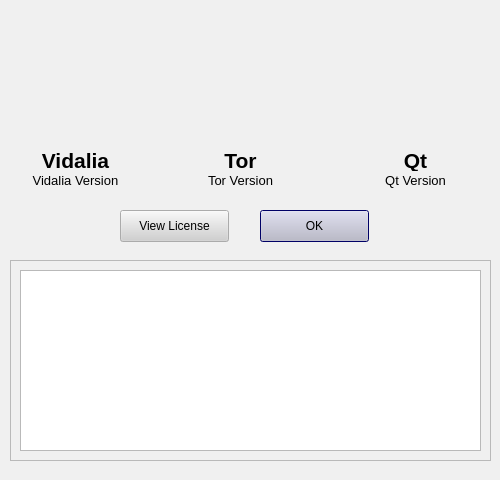
The window that src/gui/about/aboutdialog.ui (a-ilin/vidalia) describes before a commit, drawn with Qt 5.
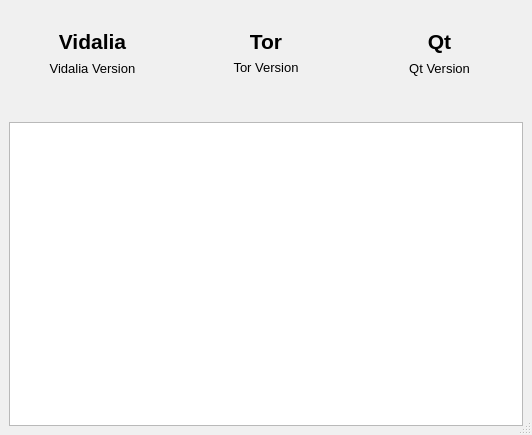
The same window after the commit. Icons and pictures are not drawn.

Commit message:
Give the about dialog a less restrictive layout.
svn:r1004

The edit to the form file:
```diff
--- a/src/gui/about/aboutdialog.ui
+++ b/src/gui/about/aboutdialog.ui
@@ -11,8 +11,8 @@
    <rect>
     <x>0</x>
     <y>0</y>
-    <width>500</width>
-    <height>480</height>
+    <width>532</width>
+    <height>435</height>
    </rect>
   </property>
   <property name="sizePolicy" >
@@ -26,13 +26,7 @@
   <property name="minimumSize" >
    <size>
     <width>500</width>
-    <height>250</height>
-   </size>
-  </property>
-  <property name="maximumSize" >
-   <size>
-    <width>500</width>
-    <height>480</height>
+    <height>420</height>
    </size>
   </property>
   <property name="palette" >
@@ -316,107 +310,52 @@
    <bool>true</bool>
   </property>
   <property name="sizeGripEnabled" >
-   <bool>false</bool>
+   <bool>true</bool>
   </property>
   <property name="modal" >
    <bool>false</bool>
   </property>
-  <widget class="QFrame" name="frmLicense" >
-   <property name="enabled" >
-    <bool>true</bool>
+  <layout class="QGridLayout" >
+   <property name="margin" >
+    <number>9</number>
    </property>
-   <property name="geometry" >
-    <rect>
-     <x>10</x>
-     <y>260</y>
-     <width>481</width>
-     <height>201</height>
-    </rect>
+   <property name="spacing" >
+    <number>6</number>
    </property>
+   <item row="0" column="1" >
+    <layout class="QVBoxLayout" >
+     <property name="margin" >
+      <number>0</number>
+     </property>
+     <property name="spacing" >
+      <number>6</number>
+     </property>
+     <item>
+      <widget class="QLabel" name="lblTorLogo" >
    <property name="sizePolicy" >
     <sizepolicy>
-     <hsizetype>0</hsizetype>
+         <hsizetype>5</hsizetype>
      <vsizetype>0</vsizetype>
      <horstretch>0</horstretch>
      <verstretch>0</verstretch>
     </sizepolicy>
    </property>
-   <property name="frameShape" >
-    <enum>QFrame::StyledPanel</enum>
-   </property>
-   <property name="frameShadow" >
-    <enum>QFrame::Raised</enum>
-   </property>
-   <widget class="QTextEdit" name="txtLicense" >
-    <property name="geometry" >
-     <rect>
-      <x>10</x>
-      <y>10</y>
-      <width>461</width>
-      <height>181</height>
-     </rect>
-    </property>
-    <property name="font" >
-     <font>
-      <family>Courier</family>
-      <pointsize>10</pointsize>
-      <weight>50</weight>
-      <italic>false</italic>
-      <bold>false</bold>
-      <underline>false</underline>
-      <strikeout>false</strikeout>
-     </font>
-    </property>
     <property name="contextMenuPolicy" >
      <enum>Qt::NoContextMenu</enum>
     </property>
-    <property name="lineWrapMode" >
-     <enum>QTextEdit::FixedColumnWidth</enum>
-    </property>
-    <property name="lineWrapColumnOrWidth" >
-     <number>78</number>
-    </property>
-    <property name="readOnly" >
-     <bool>true</bool>
-    </property>
-   </widget>
-  </widget>
-  <widget class="QLabel" name="lblVidalia" >
-   <property name="geometry" >
-    <rect>
-     <x>10</x>
-     <y>150</y>
-     <width>131</width>
-     <height>20</height>
-    </rect>
-   </property>
-   <property name="font" >
-    <font>
-     <family>Lucida Grande</family>
-     <pointsize>16</pointsize>
-     <weight>75</weight>
-     <italic>false</italic>
-     <bold>true</bold>
-     <underline>false</underline>
-     <strikeout>false</strikeout>
-    </font>
-   </property>
    <property name="text" >
-    <string>Vidalia</string>
+        <string/>
+       </property>
+       <property name="pixmap" >
+        <pixmap resource="../res/vidalia_common.qrc" >:/images/128x128/tor-logo.png</pixmap>
    </property>
    <property name="alignment" >
     <set>Qt::AlignCenter</set>
    </property>
   </widget>
+     </item>
+     <item>
   <widget class="QLabel" name="lblTor" >
-   <property name="geometry" >
-    <rect>
-     <x>180</x>
-     <y>150</y>
-     <width>121</width>
-     <height>20</height>
-    </rect>
-   </property>
    <property name="font" >
     <font>
      <family>Lucida Grande</family>
@@ -435,41 +374,66 @@
     <set>Qt::AlignCenter</set>
    </property>
   </widget>
-  <widget class="QLabel" name="lblQt" >
-   <property name="geometry" >
-    <rect>
-     <x>350</x>
-     <y>150</y>
-     <width>131</width>
-     <height>21</height>
-    </rect>
-   </property>
+     </item>
+     <item>
+      <widget class="QLabel" name="lblTorVersion" >
    <property name="font" >
     <font>
-     <family>Lucida Grande</family>
-     <pointsize>16</pointsize>
-     <weight>75</weight>
+         <family>arial</family>
+         <pointsize>10</pointsize>
+         <weight>50</weight>
      <italic>false</italic>
-     <bold>true</bold>
+         <bold>false</bold>
      <underline>false</underline>
      <strikeout>false</strikeout>
     </font>
    </property>
    <property name="text" >
-    <string>Qt</string>
+        <string>Tor Version</string>
    </property>
    <property name="alignment" >
     <set>Qt::AlignCenter</set>
    </property>
-  </widget>
+       <property name="wordWrap" >
+        <bool>true</bool>
+       </property>
+      </widget>
+     </item>
+     <item>
+      <spacer>
+       <property name="orientation" >
+        <enum>Qt::Vertical</enum>
+       </property>
+       <property name="sizeType" >
+        <enum>QSizePolicy::Preferred</enum>
+       </property>
+       <property name="sizeHint" >
+        <size>
+         <width>20</width>
+         <height>41</height>
+        </size>
+       </property>
+      </spacer>
+     </item>
+    </layout>
+   </item>
+   <item row="0" column="2" >
+    <layout class="QVBoxLayout" >
+     <property name="margin" >
+      <number>0</number>
+     </property>
+     <property name="spacing" >
+      <number>6</number>
+     </property>
+     <item>
   <widget class="QLabel" name="lblQtLogo" >
-   <property name="geometry" >
-    <rect>
-     <x>350</x>
-     <y>10</y>
-     <width>128</width>
-     <height>127</height>
-    </rect>
+       <property name="sizePolicy" >
+        <sizepolicy>
+         <hsizetype>5</hsizetype>
+         <vsizetype>0</vsizetype>
+         <horstretch>0</horstretch>
+         <verstretch>0</verstretch>
+        </sizepolicy>
    </property>
    <property name="contextMenuPolicy" >
     <enum>Qt::NoContextMenu</enum>
@@ -480,92 +444,34 @@
    <property name="pixmap" >
     <pixmap resource="../res/vidalia_common.qrc" >:/images/128x128/qt-logo.png</pixmap>
    </property>
-  </widget>
-  <widget class="QPushButton" name="btnOK" >
-   <property name="geometry" >
-    <rect>
-     <x>260</x>
-     <y>210</y>
-     <width>109</width>
-     <height>32</height>
-    </rect>
-   </property>
-   <property name="contextMenuPolicy" >
-    <enum>Qt::NoContextMenu</enum>
-   </property>
-   <property name="text" >
-    <string>OK</string>
-   </property>
-   <property name="default" >
-    <bool>true</bool>
-   </property>
-  </widget>
-  <widget class="QPushButton" name="btnLicense" >
-   <property name="geometry" >
-    <rect>
-     <x>120</x>
-     <y>210</y>
-     <width>109</width>
-     <height>32</height>
-    </rect>
-   </property>
-   <property name="contextMenuPolicy" >
-    <enum>Qt::NoContextMenu</enum>
-   </property>
+       <property name="alignment" >
+        <set>Qt::AlignCenter</set>
+       </property>
+      </widget>
+     </item>
+     <item>
+      <widget class="QLabel" name="lblQt" >
+       <property name="font" >
+        <font>
+         <family>Lucida Grande</family>
+         <pointsize>16</pointsize>
+         <weight>75</weight>
+         <italic>false</italic>
+         <bold>true</bold>
+         <underline>false</underline>
+         <strikeout>false</strikeout>
+        </font>
+       </property>
    <property name="text" >
-    <string>View License</string>
-   </property>
-   <property name="checkable" >
-    <bool>true</bool>
-   </property>
-  </widget>
-  <widget class="QLabel" name="lblTorLogo" >
-   <property name="geometry" >
-    <rect>
-     <x>180</x>
-     <y>10</y>
-     <width>128</width>
-     <height>128</height>
-    </rect>
-   </property>
-   <property name="contextMenuPolicy" >
-    <enum>Qt::NoContextMenu</enum>
-   </property>
-   <property name="text" >
-    <string/>
-   </property>
-   <property name="pixmap" >
-    <pixmap resource="../res/vidalia_common.qrc" >:/images/128x128/tor-logo.png</pixmap>
-   </property>
-  </widget>
-  <widget class="QLabel" name="lblVidaliaLogo" >
-   <property name="geometry" >
-    <rect>
-     <x>10</x>
-     <y>10</y>
-     <width>128</width>
-     <height>128</height>
-    </rect>
-   </property>
-   <property name="contextMenuPolicy" >
-    <enum>Qt::NoContextMenu</enum>
-   </property>
-   <property name="text" >
-    <string/>
-   </property>
-   <property name="pixmap" >
-    <pixmap resource="../res/vidalia_common.qrc" >:/images/128x128/tor-on.png</pixmap>
-   </property>
-  </widget>
+        <string>Qt</string>
+       </property>
+       <property name="alignment" >
+        <set>Qt::AlignCenter</set>
+       </property>
+      </widget>
+     </item>
+     <item>
   <widget class="QLabel" name="lblQtVersion" >
-   <property name="geometry" >
-    <rect>
-     <x>350</x>
-     <y>170</y>
-     <width>131</width>
-     <height>20</height>
-    </rect>
-   </property>
    <property name="font" >
     <font>
      <family>arial</family>
@@ -587,15 +493,80 @@
     <bool>true</bool>
    </property>
   </widget>
+     </item>
+     <item>
+      <spacer>
+       <property name="orientation" >
+        <enum>Qt::Vertical</enum>
+       </property>
+       <property name="sizeType" >
+        <enum>QSizePolicy::Preferred</enum>
+       </property>
+       <property name="sizeHint" >
+        <size>
+         <width>20</width>
+         <height>40</height>
+        </size>
+       </property>
+      </spacer>
+     </item>
+    </layout>
+   </item>
+   <item row="0" column="0" >
+    <layout class="QVBoxLayout" >
+     <property name="margin" >
+      <number>0</number>
+     </property>
+     <property name="spacing" >
+      <number>6</number>
+     </property>
+     <item>
+      <widget class="QLabel" name="lblVidaliaLogo" >
+       <property name="sizePolicy" >
+        <sizepolicy>
+         <hsizetype>5</hsizetype>
+         <vsizetype>0</vsizetype>
+         <horstretch>0</horstretch>
+         <verstretch>0</verstretch>
+        </sizepolicy>
+       </property>
+       <property name="contextMenuPolicy" >
+        <enum>Qt::NoContextMenu</enum>
+       </property>
+       <property name="text" >
+        <string/>
+       </property>
+       <property name="pixmap" >
+        <pixmap resource="../res/vidalia_common.qrc" >:/images/128x128/tor-on.png</pixmap>
+       </property>
+       <property name="alignment" >
+        <set>Qt::AlignCenter</set>
+       </property>
+      </widget>
+     </item>
+     <item>
+      <widget class="QLabel" name="lblVidalia" >
+       <property name="font" >
+        <font>
+         <family>Lucida Grande</family>
+         <pointsize>16</pointsize>
+         <weight>75</weight>
+         <italic>false</italic>
+         <bold>true</bold>
+         <underline>false</underline>
+         <strikeout>false</strikeout>
+        </font>
+       </property>
+       <property name="text" >
+        <string>Vidalia</string>
+       </property>
+       <property name="alignment" >
+        <set>Qt::AlignCenter</set>
+       </property>
+      </widget>
+     </item>
+     <item>
   <widget class="QLabel" name="lblVidaliaVersion" >
-   <property name="geometry" >
-    <rect>
-     <x>10</x>
-     <y>170</y>
-     <width>131</width>
-     <height>20</height>
-    </rect>
-   </property>
    <property name="font" >
     <font>
      <family>arial</family>
@@ -617,18 +588,30 @@
     <bool>true</bool>
    </property>
   </widget>
-  <widget class="QLabel" name="lblTorVersion" >
-   <property name="geometry" >
-    <rect>
-     <x>180</x>
-     <y>170</y>
-     <width>121</width>
-     <height>20</height>
-    </rect>
-   </property>
+     </item>
+     <item>
+      <spacer>
+       <property name="orientation" >
+        <enum>Qt::Vertical</enum>
+       </property>
+       <property name="sizeType" >
+        <enum>QSizePolicy::Preferred</enum>
+       </property>
+       <property name="sizeHint" >
+        <size>
+         <width>20</width>
+         <height>40</height>
+        </size>
+       </property>
+      </spacer>
+     </item>
+    </layout>
+   </item>
+   <item row="1" column="0" colspan="3" >
+    <widget class="QTextEdit" name="txtLicense" >
    <property name="font" >
     <font>
-     <family>arial</family>
+       <family>Courier</family>
      <pointsize>10</pointsize>
      <weight>50</weight>
      <italic>false</italic>
@@ -637,16 +620,21 @@
      <strikeout>false</strikeout>
     </font>
    </property>
-   <property name="text" >
-    <string>Tor Version</string>
-   </property>
-   <property name="alignment" >
-    <set>Qt::AlignCenter</set>
-   </property>
-   <property name="wordWrap" >
+     <property name="contextMenuPolicy" >
+      <enum>Qt::NoContextMenu</enum>
+     </property>
+     <property name="lineWrapMode" >
+      <enum>QTextEdit::FixedColumnWidth</enum>
+     </property>
+     <property name="lineWrapColumnOrWidth" >
+      <number>78</number>
+     </property>
+     <property name="readOnly" >
     <bool>true</bool>
    </property>
   </widget>
+   </item>
+  </layout>
  </widget>
  <pixmapfunction></pixmapfunction>
  <resources>
```
Lines whose indentation alone changed are shown as unchanged. The commit also changes 2 other files.
